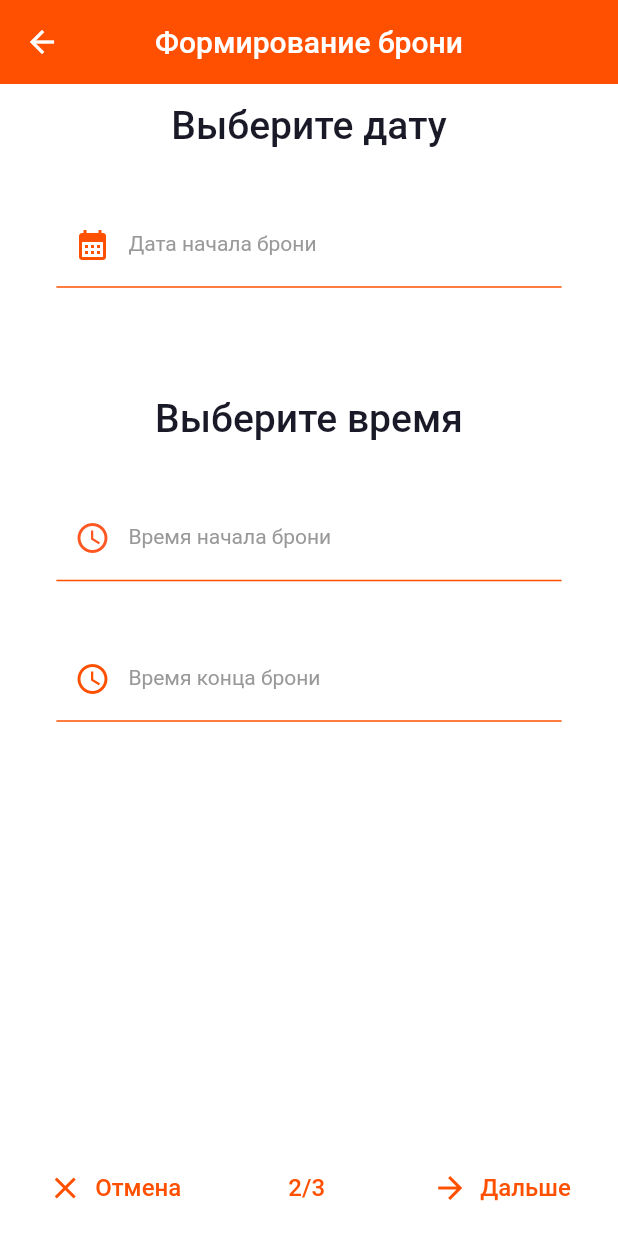
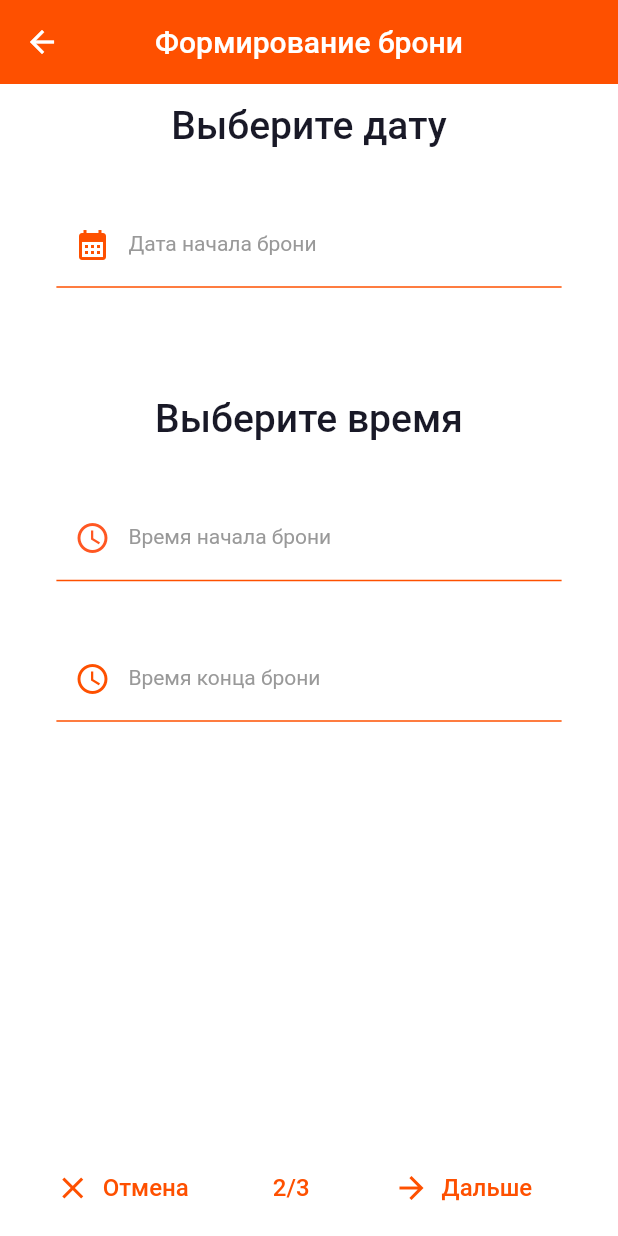
Before and after one commit to PainappuruNyan/flutter_study_project, a Flutter app: the BookingCreate2Screen screen opened by its route, on a phone screen of 412 x 824 dp. Run offline on Flutter 3.47's test engine with Material 2 defaults, Android fonts, the light colour scheme and no system bars; our stand-ins replace accordion, bloc, dartz, equatable, floor, flutter_bloc and 5 more; missing offline and left inert: icon_decoration; accounts and stored records are empty; generated files the repository leaves out were written again; project files that could hold a hidden picture were left out.

Commit message:
#31 add form validation and bottom app bar fixes
Closes #33

See merge request plugin-fall/team5/atb_plugin_flutter!35

```diff
--- a/lib/src/presentation/booking/create_booking_1/create_booking_1.dart
+++ b/lib/src/presentation/booking/create_booking_1/create_booking_1.dart
@@ -5,7 +5,6 @@ import 'package:flutter_screenutil/flutter_screenutil.dart';
 import '../../../bloc/booking_create_1/booking_create1_bloc.dart';
 import '../../../core/constants/colors.dart';
 import '../../../domain/entities/office.dart';
-import '../../routes/routes.dart';
 import '../../shared_widgets/bottom_app_bar.dart';
 import '../create_booking_2/booking_create_2.dart';
 import 'widgets/office_expandable.dart';
@@ -43,12 +42,13 @@ class CreateBooking1View extends StatelessWidget {
         appBar: AppBar(
           title: const Text('Новая бронь'),
         ),
-        bottomNavigationBar: CustomBottomAppBar(
+        bottomNavigationBar: const CustomBottomAppBar(
           pageNum: '1',
           pageCount: '3',
           nextRoute: BookingCreate2Screen(
             selectedOffice: 1,
           ),
+          nextPageButton: false,
         ),
         body: BlocBuilder<BookingCreate1Bloc, BookingCreate1State>(
           builder: (BuildContext context, BookingCreate1State state) {
@@ -127,7 +127,7 @@ class CreateBooking1View extends StatelessWidget {
                 ),
               );
             }
-            return Center(
+            return const Center(
               child: Text('Ошибка'),
             );
           },
--- a/lib/src/presentation/booking/create_booking_2/booking_create_2.dart
+++ b/lib/src/presentation/booking/create_booking_2/booking_create_2.dart
@@ -5,7 +5,6 @@ import 'package:intl/intl.dart';
 
 import '../../../bloc/booking_create_2/booking_create2_bloc.dart';
 import '../../../core/constants/colors.dart';
-import '../../routes/routes.dart';
 import '../../shared_widgets/bottom_app_bar.dart';
 import '../create_booking_3/booking_create_3.dart';
 
@@ -24,6 +23,7 @@ class BookingCreate2Screen extends StatefulWidget {
 
 class _BookingCreate2Screen extends State<BookingCreate2Screen> {
   _BookingCreate2Screen(this.selectedOffice);
+  final GlobalKey<FormState> _formKey = GlobalKey<FormState>();
 
   int? selectedOffice;
   TextEditingController dateinput = TextEditingController();
@@ -95,7 +95,9 @@ class _BookingCreate2Screen extends State<BookingCreate2Screen> {
       return const Center(child: CircularProgressIndicator(),);
     }
     if (state is BookingCreate2Loaded) {
-              return SingleChildScrollView(
+              return Form(
+                key: _formKey,
+                child: SingleChildScrollView(
                   child: Column(
                     children: <Widget>[
                       Container(
@@ -109,8 +111,14 @@ class _BookingCreate2Screen extends State<BookingCreate2Screen> {
                           padding: EdgeInsets.only(
                               left: 36.5.sp, right: 36.5.sp, top: 35.sp),
                           child: Center(
-                            child: TextField(
+                              child: TextFormField(
                                   style: Theme.of(context).textTheme.bodyText2,
+                                  validator: (String? value) {
+                                    if (value!.isEmpty) {
+                                      return 'Выберите дату брони';
+                                    }
+                                    return null;
+                                  },
                                   controller: dateinput,
                                   decoration: const InputDecoration(
                                     prefixIcon: Icon(
@@ -132,6 +140,12 @@ class _BookingCreate2Screen extends State<BookingCreate2Screen> {
                         padding: EdgeInsets.only(
                             left: 36.5.sp, right: 36.5.sp, top: 35.sp),
                         child: TextFormField(
+                          validator: (String? value) {
+                            if (value!.isEmpty) {
+                              return 'Выберите время начала брони';
+                            }
+                            return null;
+                          },
                           controller: begintimeinput,
                           readOnly: true,
                           style: Theme.of(context).textTheme.bodyText2,
@@ -148,6 +162,12 @@ class _BookingCreate2Screen extends State<BookingCreate2Screen> {
                         padding: EdgeInsets.only(
                             left: 36.5.sp, right: 36.5.sp, top: 35.sp),
                         child: TextFormField(
+                          validator: (String? value) {
+                            if (value!.isEmpty) {
+                              return 'Выберите время конца брони';
+                            }
+                            return null;
+                          },
                           controller: endtimeinput,
                           readOnly: true,
                           style: Theme.of(context).textTheme.bodyText2,
@@ -162,6 +182,7 @@ class _BookingCreate2Screen extends State<BookingCreate2Screen> {
                       ),
                     ],
                   ),
+                ),
               );
             }
     return Text('Error');
@@ -170,12 +191,14 @@ class _BookingCreate2Screen extends State<BookingCreate2Screen> {
         bottomNavigationBar: CustomBottomAppBar(
           pageCount: '3',
           pageNum: '2',
+          dateValid: _formKey.currentState?.validate(),
           nextRoute: BookingCreate3Screen(
             selectedOffice: selectedOffice,
             dateStart: dateinput.text,
             timeStart: begintimeinput.text,
             timeEnd: endtimeinput.text,
           ),
+          nextPageButton: true,
         ),
       ),
     );
--- a/lib/src/presentation/booking/create_booking_3/booking_create_3.dart
+++ b/lib/src/presentation/booking/create_booking_3/booking_create_3.dart
@@ -318,6 +318,7 @@ class _BookingCreate3ScreenState extends State<BookingCreate3Screen> {
           pageCount: '3',
           pageNum: '3',
           nextRoute: BookingListScreen(),
+          nextPageButton: true,
         ),
       ),
     );
--- a/lib/src/presentation/shared_widgets/bottom_app_bar.dart
+++ b/lib/src/presentation/shared_widgets/bottom_app_bar.dart
@@ -2,33 +2,44 @@ import 'package:flutter/material.dart';
 import 'package:flutter_screenutil/flutter_screenutil.dart';
 
 import '../../core/constants/colors.dart';
+import '../routes/routes.dart';
 
 class CustomBottomAppBar extends StatelessWidget {
   const CustomBottomAppBar({
     super.key,
     this.pageNum,
     this.pageCount,
+    this.dateValid,
+    this.startTimeValid,
+    this.endTimeValid,
     required this.nextRoute,
+    required this.nextPageButton,
   });
 
+  final bool? dateValid;
+  final bool? startTimeValid;
+  final bool? endTimeValid;
   final Widget nextRoute;
   final String? pageCount;
   final String? pageNum;
+  final bool nextPageButton;
 
   @override
   Widget build(BuildContext context) {
     bool lastPageCheck = false;
-    pageNum == pageCount? lastPageCheck = false: lastPageCheck = true;
+    pageNum == pageCount ? lastPageCheck = false : lastPageCheck = true;
     return BottomAppBar(
         child: Container(
             padding: EdgeInsets.symmetric(horizontal: 15.sp),
-            child: Row(
-                mainAxisAlignment: MainAxisAlignment.spaceBetween,
-                children: <Widget>[
-                  TextButton(
+            child: Row(children: <Widget>[
+              Padding(
+                padding: const EdgeInsets.only(left: 5, right: 40),
+                child: TextButton(
                   onPressed: () {},
                   child: TextButton.icon(
-                      onPressed: () {Navigator.pop(context);},
+                    onPressed: () {
+                      Navigator.pushNamed(context, Routes.booking_list);
+                    },
                     icon: const Icon(
                       Icons.close,
                       size: 24.0,
@@ -40,6 +51,7 @@ class CustomBottomAppBar extends StatelessWidget {
                     ),
                   ),
                 ),
+              ),
               Visibility(
                 visible: lastPageCheck,
                 child: Text(
@@ -47,16 +59,24 @@ class CustomBottomAppBar extends StatelessWidget {
                   style: Theme.of(context).textTheme.headline6,
                 ),
               ),
-                  if (pageCount != pageNum)
-                    TextButton(
+              if (pageCount != pageNum && nextPageButton == true)
+                Padding(
+                  padding: const EdgeInsets.only(right: 5, left: 40),
+                  child: TextButton(
                     onPressed: () {},
                     child: TextButton.icon(
                       onPressed: () {
-                          Navigator.push(context,
+                        if (dateValid ?? false) {
+                          Navigator.push(
+                            context,
                             MaterialPageRoute(
-                              builder: (BuildContext context) => nextRoute
-                            ),
+                                builder: (BuildContext context) => nextRoute),
                           );
+                        } else {
+                          ScaffoldMessenger.of(context).showSnackBar(
+                            const SnackBar(content: Text('Заполните все поля')),
+                          );
+                        }
                       },
                       label: Text(
                         'Дальше',
@@ -68,9 +88,12 @@ class CustomBottomAppBar extends StatelessWidget {
                         color: MyColors.kPrimary,
                       ),
                     ),
+                  ),
                 )
-                  else
-                    TextButton(
+              else if (pageCount == pageNum && nextPageButton == true)
+                Padding(
+                  padding: const EdgeInsets.only(left: 25, right: 5),
+                  child: TextButton(
                     onPressed: () {},
                     child: TextButton.icon(
                       onPressed: () {},
@@ -85,6 +108,7 @@ class CustomBottomAppBar extends StatelessWidget {
                       ),
                     ),
                   ),
+                ),
             ])));
   }
 }
```
Lines whose indentation alone changed are shown as unchanged.
